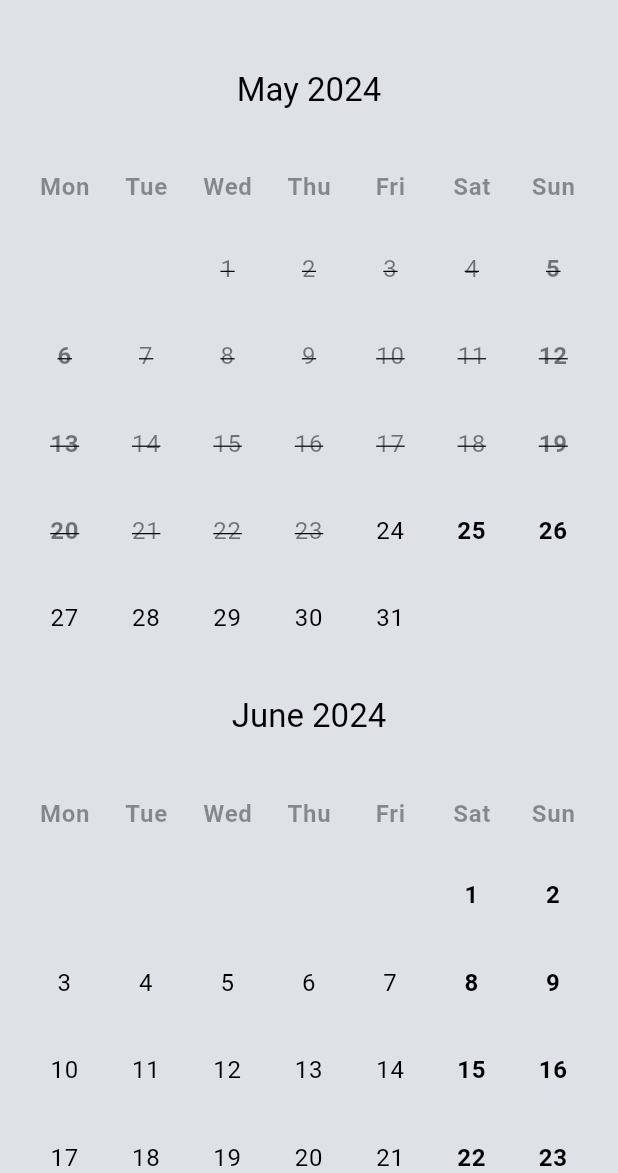
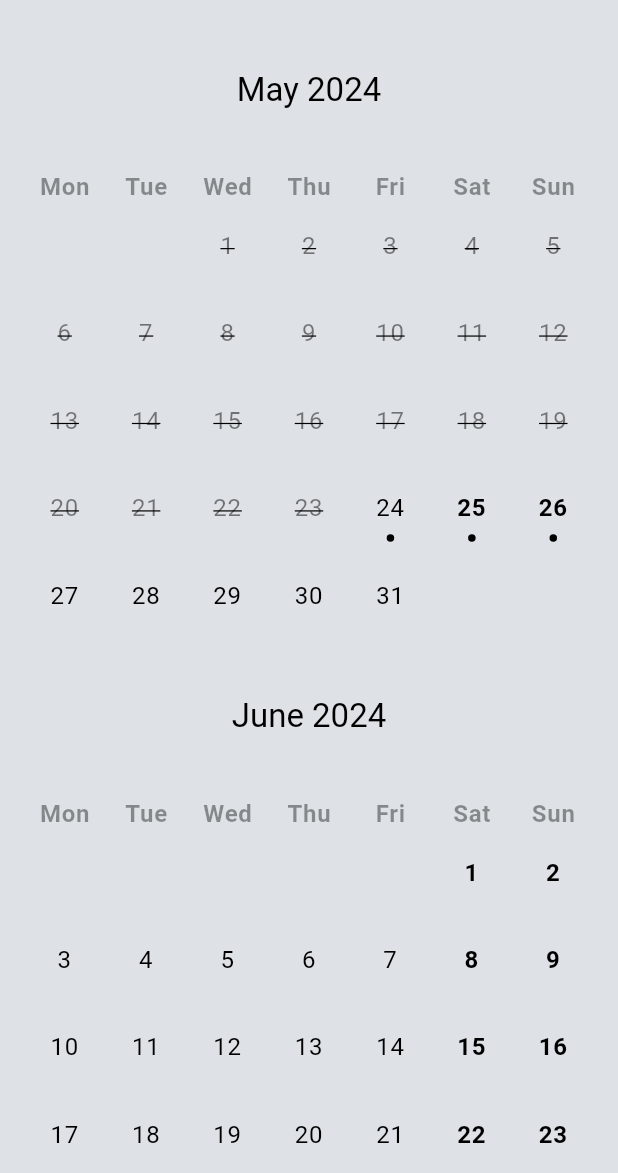
Before and after one commit to Alibalishka/scrollable_calendar, a Flutter app: the screen it shows after launch, on a phone screen of 412 x 824 dp, the part 63-1236 px from its top. Run offline on Flutter 3.47's test engine with Material 3 defaults, Android fonts, the phone set to English and light mode, and no system bars; drawn by our look-alikes of scrollable_positioned_list.

Commit message:
feat add red day

```diff
--- a/example/lib/main.dart
+++ b/example/lib/main.dart
@@ -1,4 +1,7 @@
+import 'dart:developer';
+
 import 'package:flutter/material.dart';
+import 'package:intl/intl.dart';
 import 'package:scrollable_clean_calendar/controllers/clean_calendar_controller.dart';
 import 'package:scrollable_clean_calendar/scrollable_clean_calendar.dart';
 import 'package:scrollable_clean_calendar/utils/enums.dart';
@@ -7,7 +10,12 @@ void main() {
   runApp(MyApp());
 }
 
-class MyApp extends StatelessWidget {
+class MyApp extends StatefulWidget {
+  @override
+  State<MyApp> createState() => _MyAppState();
+}
+
+class _MyAppState extends State<MyApp> {
   final calendarController = CleanCalendarController(
     minDate: DateTime.now(),
     maxDate: DateTime.now().add(const Duration(days: 365)),
@@ -24,6 +32,14 @@ class MyApp extends StatelessWidget {
 
   @override
   Widget build(BuildContext context) {
+    List<DateTime> redDates = [
+      DateFormat("dd.MM.yyyy").parse('21.05.2024'),
+      DateFormat("dd.MM.yyyy").parse('22.05.2024'),
+      DateFormat("dd.MM.yyyy").parse('23.05.2024'),
+      DateFormat("dd.MM.yyyy").parse('24.05.2024'),
+      DateFormat("dd.MM.yyyy").parse('25.05.2024'),
+      DateFormat("dd.MM.yyyy").parse('26.05.2024'),
+    ];
     return MaterialApp(
       title: 'Scrollable Clean Calendar',
       theme: ThemeData(
@@ -63,10 +79,9 @@ class MyApp extends StatelessWidget {
         // ),
         body: ScrollableCleanCalendar(
           calendarController: calendarController,
-          layout: Layout.BEAUTY,
           calendarCrossAxisSpacing: 0,
           isMultiSelect: true,
-          // dayRadius: 100,
+          redDays: redDates,
         ),
       ),
     );
--- a/example/pubspec.yaml
+++ b/example/pubspec.yaml
@@ -29,6 +29,7 @@ dependencies:
   # The following adds the Cupertino Icons font to your application.
   # Use with the CupertinoIcons class for iOS style icons.
   cupertino_icons: ^1.0.5
+  intl: ^0.18.1
 
 dev_dependencies:
   flutter_test:
--- a/lib/models/day_values_model.dart
+++ b/lib/models/day_values_model.dart
@@ -30,6 +30,9 @@ class DayValues {
   /// The max date
   final DateTime maxDate;
 
+  /// The isRed date
+  final bool isRed;
+
   DayValues({
     required this.day,
     required this.text,
@@ -41,5 +44,6 @@ class DayValues {
     this.selectedMaxDate,
     required this.minDate,
     required this.maxDate,
+    required this.isRed,
   });
 }
--- a/lib/scrollable_clean_calendar.dart
+++ b/lib/scrollable_clean_calendar.dart
@@ -83,11 +83,17 @@ class ScrollableCleanCalendar extends StatefulWidget {
   /// The MutiSelect Option
   final bool isMultiSelect;
 
+  /// Red Days in Calnendar
+  final List<DateTime>? redDays;
+
+  /// Red Day container color
+  final Color? redDayColor;
+
   const ScrollableCleanCalendar({
     this.locale = 'en',
     this.scrollController,
     this.showWeekdays = true,
-    this.layout,
+    this.layout = Layout.BEAUTY,
     this.calendarCrossAxisSpacing = 4,
     this.calendarMainAxisSpacing = 4,
     this.spaceBetweenCalendars = 24,
@@ -108,6 +114,8 @@ class ScrollableCleanCalendar extends StatefulWidget {
     this.dayRadius = 6,
     required this.calendarController,
     this.isMultiSelect = false,
+    this.redDays,
+    this.redDayColor = Colors.black,
   }) : assert(layout != null ||
             (monthBuilder != null &&
                 weekdayBuilder != null &&
@@ -217,6 +225,9 @@ class _ScrollableCleanCalendarState extends State<ScrollableCleanCalendar> {
                   radius: widget.dayRadius,
                   textStyle: widget.dayTextStyle,
                   isMultiSelect: widget.isMultiSelect,
+                  redDays:
+                      widget.redDays?.isEmpty ?? true ? [] : widget.redDays!,
+                  redDayColor: widget.redDayColor ?? Colors.black,
                 );
               },
             )
--- a/lib/utils/enums.dart
+++ b/lib/utils/enums.dart
@@ -1 +1,2 @@
-enum Layout { DEFAULT, BEAUTY }
+// enum Layout { DEFAULT, BEAUTY }
+enum Layout { BEAUTY }
--- a/lib/widgets/days_widget.dart
+++ b/lib/widgets/days_widget.dart
@@ -22,6 +22,8 @@ class DaysWidget extends StatelessWidget {
   final double radius;
   final TextStyle? textStyle;
   final bool isMultiSelect;
+  final List<DateTime> redDays;
+  final Color redDayColor;
 
   const DaysWidget({
     Key? key,
@@ -39,6 +41,8 @@ class DaysWidget extends StatelessWidget {
     required this.radius,
     required this.textStyle,
     required this.isMultiSelect,
+    required this.redDays,
+    required this.redDayColor,
   }) : super(key: key);
 
   @override
@@ -109,13 +113,14 @@ class DaysWidget extends StatelessWidget {
           text: text,
           selectedMaxDate: cleanCalendarController.rangeMaxDate,
           selectedMinDate: cleanCalendarController.rangeMinDate,
+          isRed: redDays.contains(day),
         );
 
         if (dayBuilder != null) {
           widget = dayBuilder!(context, dayValues);
         } else {
           widget = <Layout, Widget Function()>{
-            Layout.DEFAULT: () => _pattern(context, dayValues),
+            // Layout.DEFAULT: () => _pattern(context, dayValues),
             Layout.BEAUTY: () => _beauty(context, dayValues),
           }[layout]!();
         }
@@ -147,86 +152,87 @@ class DaysWidget extends StatelessWidget {
     );
   }
 
-  Widget _pattern(BuildContext context, DayValues values) {
-    Color bgColor = backgroundColor ?? Theme.of(context).colorScheme.surface;
-    TextStyle txtStyle =
-        (textStyle ?? Theme.of(context).textTheme.bodyLarge)!.copyWith(
-      color: backgroundColor != null
-          ? backgroundColor!.computeLuminance() > .5
-              ? Colors.black
-              : Colors.white
-          : Theme.of(context).colorScheme.onSurface,
-    );
+  // Widget _pattern(BuildContext context, DayValues values) {
+  //   Color bgColor = backgroundColor ?? Theme.of(context).colorScheme.surface;
+  //   TextStyle txtStyle =
+  //       (textStyle ?? Theme.of(context).textTheme.bodyLarge)!.copyWith(
+  //     color: backgroundColor != null
+  //         ? backgroundColor!.computeLuminance() > .5
+  //             ? Colors.black
+  //             : Colors.white
+  //         : Theme.of(context).colorScheme.onSurface,
+  //   );
 
-    if (values.isSelected) {
-      if ((values.selectedMinDate != null &&
-              values.day.isSameDay(values.selectedMinDate!)) ||
-          (values.selectedMaxDate != null &&
-              values.day.isSameDay(values.selectedMaxDate!))) {
-        bgColor =
-            selectedBackgroundColor ?? Theme.of(context).colorScheme.primary;
-        txtStyle =
-            (textStyle ?? Theme.of(context).textTheme.bodyLarge)!.copyWith(
-          color: selectedBackgroundColor != null
-              ? selectedBackgroundColor!.computeLuminance() > .5
-                  ? Colors.black
-                  : Colors.white
-              : Theme.of(context).colorScheme.onPrimary,
-        );
-      } else {
-        bgColor = selectedBackgroundColorBetween ??
-            Theme.of(context).colorScheme.primary.withOpacity(.3);
-        txtStyle =
-            (textStyle ?? Theme.of(context).textTheme.bodyLarge)!.copyWith(
-          color: selectedBackgroundColor != null &&
-                  selectedBackgroundColor == selectedBackgroundColorBetween
-              ? selectedBackgroundColor!.computeLuminance() > .5
-                  ? Colors.black
-                  : Colors.white
-              : selectedBackgroundColor ??
-                  Theme.of(context).colorScheme.primary,
-        );
-      }
-    } else if (values.day.isSameDay(values.minDate)) {
-      bgColor = Colors.transparent;
-      txtStyle = (textStyle ?? Theme.of(context).textTheme.bodyLarge)!.copyWith(
-        color: selectedBackgroundColor ?? Theme.of(context).colorScheme.primary,
-      );
-    } else if (values.day.isBefore(values.minDate) ||
-        values.day.isAfter(values.maxDate)) {
-      bgColor = disableBackgroundColor ??
-          Theme.of(context).colorScheme.surface.withOpacity(.4);
-      txtStyle = (textStyle ?? Theme.of(context).textTheme.bodyLarge)!.copyWith(
-        color: dayDisableColor ??
-            Theme.of(context).colorScheme.onSurface.withOpacity(.5),
-        decoration: TextDecoration.lineThrough,
-      );
-    }
+  //   if (values.isSelected) {
+  //     if ((values.selectedMinDate != null &&
+  //             values.day.isSameDay(values.selectedMinDate!)) ||
+  //         (values.selectedMaxDate != null &&
+  //             values.day.isSameDay(values.selectedMaxDate!))) {
+  //       bgColor =
+  //           selectedBackgroundColor ?? Theme.of(context).colorScheme.primary;
+  //       txtStyle =
+  //           (textStyle ?? Theme.of(context).textTheme.bodyLarge)!.copyWith(
+  //         color: selectedBackgroundColor != null
+  //             ? selectedBackgroundColor!.computeLuminance() > .5
+  //                 ? Colors.black
+  //                 : Colors.white
+  //             : Theme.of(context).colorScheme.onPrimary,
+  //       );
+  //     } else {
+  //       bgColor = selectedBackgroundColorBetween ??
+  //           Theme.of(context).colorScheme.primary.withOpacity(.3);
+  //       txtStyle =
+  //           (textStyle ?? Theme.of(context).textTheme.bodyLarge)!.copyWith(
+  //         color: selectedBackgroundColor != null &&
+  //                 selectedBackgroundColor == selectedBackgroundColorBetween
+  //             ? selectedBackgroundColor!.computeLuminance() > .5
+  //                 ? Colors.black
+  //                 : Colors.white
+  //             : selectedBackgroundColor ??
+  //                 Theme.of(context).colorScheme.primary,
+  //       );
+  //     }
+  //   } else if (values.day.isSameDay(values.minDate)) {
+  //     bgColor = Colors.transparent;
+  //     txtStyle = (textStyle ?? Theme.of(context).textTheme.bodyLarge)!.copyWith(
+  //       color: selectedBackgroundColor ?? Theme.of(context).colorScheme.primary,
+  //     );
+  //   } else if (values.day.isBefore(values.minDate) ||
+  //       values.day.isAfter(values.maxDate)) {
+  //     bgColor = disableBackgroundColor ??
+  //         Theme.of(context).colorScheme.surface.withOpacity(.4);
+  //     txtStyle = (textStyle ?? Theme.of(context).textTheme.bodyLarge)!.copyWith(
+  //       color: dayDisableColor ??
+  //           Theme.of(context).colorScheme.onSurface.withOpacity(.5),
+  //       decoration: TextDecoration.lineThrough,
+  //     );
+  //   }
 
-    return Container(
-      alignment: Alignment.center,
-      decoration: BoxDecoration(
-        color: bgColor,
-        borderRadius: BorderRadius.circular(radius),
-        border: values.day.isSameDay(values.minDate)
-            ? Border.all(
-                color: selectedBackgroundColor ??
-                    Theme.of(context).colorScheme.primary,
-                width: 2,
-              )
-            : null,
-      ),
-      child: Text(
-        values.text,
-        textAlign: TextAlign.center,
-        style: txtStyle,
-      ),
-    );
-  }
+  //   return Container(
+  //     alignment: Alignment.center,
+  //     decoration: BoxDecoration(
+  //       color: bgColor,
+  //       borderRadius: BorderRadius.circular(radius),
+  //       border: values.day.isSameDay(values.minDate)
+  //           ? Border.all(
+  //               color: selectedBackgroundColor ??
+  //                   Theme.of(context).colorScheme.primary,
+  //               width: 2,
+  //             )
+  //           : null,
+  //     ),
+  //     child: Text(
+  //       values.text,
+  //       textAlign: TextAlign.center,
+  //       style: txtStyle,
+  //     ),
+  //   );
+  // }
 
   Widget _beauty(BuildContext context, DayValues values) {
     BorderRadiusGeometry? borderRadius;
     Color bgColor = Colors.transparent;
+    bool isRedDay = values.isRed;
     TextStyle txtStyle =
         (textStyle ?? Theme.of(context).textTheme.bodyLarge)!.copyWith(
       color: backgroundColor != null
@@ -313,17 +319,20 @@ class DaysWidget extends StatelessWidget {
     } else if (values.day.isSameDay(values.minDate)) {
     } else if (values.day.isBefore(values.minDate) ||
         values.day.isAfter(values.maxDate)) {
+      isRedDay = false;
       txtStyle = (textStyle ?? Theme.of(context).textTheme.bodyLarge)!.copyWith(
         color: dayDisableColor ??
             Theme.of(context).colorScheme.onSurface.withOpacity(.5),
         decoration: TextDecoration.lineThrough,
         fontWeight: values.isFirstDayOfWeek || values.isLastDayOfWeek
-            ? FontWeight.bold
+            ? FontWeight.normal
             : null,
       );
     }
 
-    return Container(
+    return Column(
+      children: [
+        Container(
           alignment: Alignment.center,
           decoration: BoxDecoration(
             color: bgColor,
@@ -334,6 +343,19 @@ class DaysWidget extends StatelessWidget {
             textAlign: TextAlign.center,
             style: txtStyle,
           ),
+        ),
+        isRedDay ? const SizedBox(height: 5) : const SizedBox.shrink(),
+        isRedDay
+            ? Container(
+                width: 5,
+                height: 5,
+                decoration:  BoxDecoration(
+                  color: redDayColor,
+                  shape: BoxShape.circle,
+                ),
+              )
+            : const SizedBox.shrink()
+      ],
     );
   }
 }
--- a/lib/widgets/month_widget.dart
+++ b/lib/widgets/month_widget.dart
@@ -32,7 +32,7 @@ class MonthWidget extends StatelessWidget {
     }
 
     return <Layout, Widget Function()>{
-      Layout.DEFAULT: () => _pattern(context, text),
+      // Layout.DEFAULT: () => _pattern(context, text),
       Layout.BEAUTY: () => _beauty(context, text)
     }[layout]!();
   }
--- a/lib/widgets/weekdays_widget.dart
+++ b/lib/widgets/weekdays_widget.dart
@@ -39,7 +39,7 @@ class WeekdaysWidget extends StatelessWidget {
         }
 
         return <Layout, Widget Function()>{
-          Layout.DEFAULT: () => _pattern(context, weekDay),
+          // Layout.DEFAULT: () => _pattern(context, weekDay),
           Layout.BEAUTY: () => _beauty(context, weekDay)
         }[layout]!();
       }),
```
Lines whose indentation alone changed are shown as unchanged.
